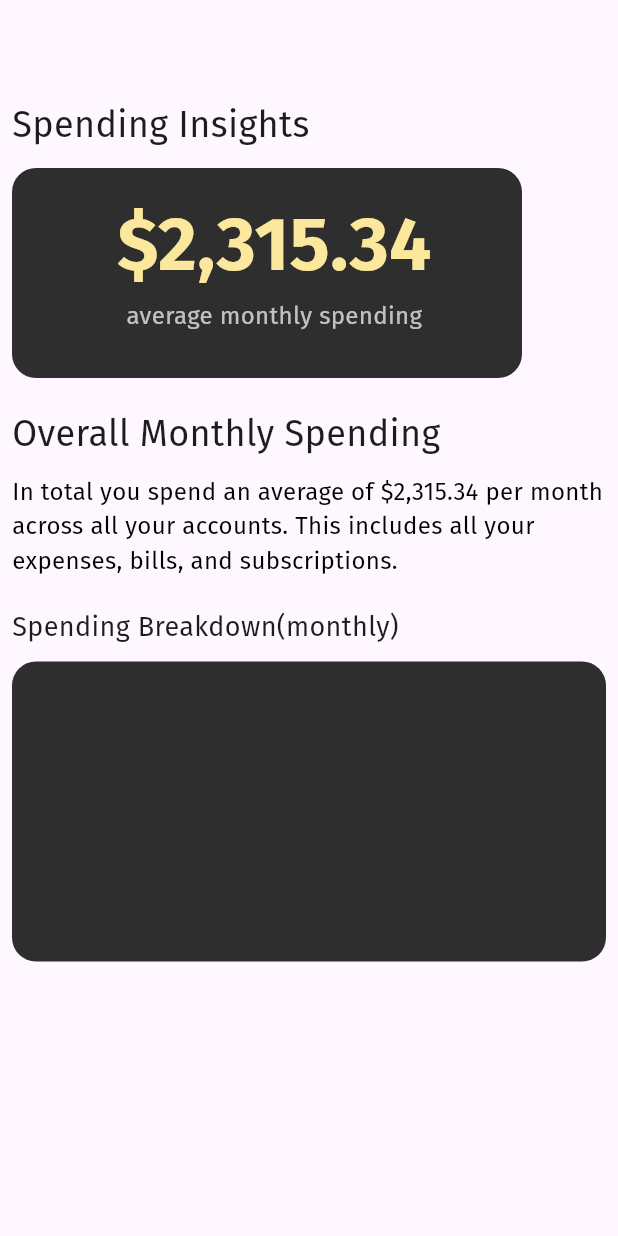
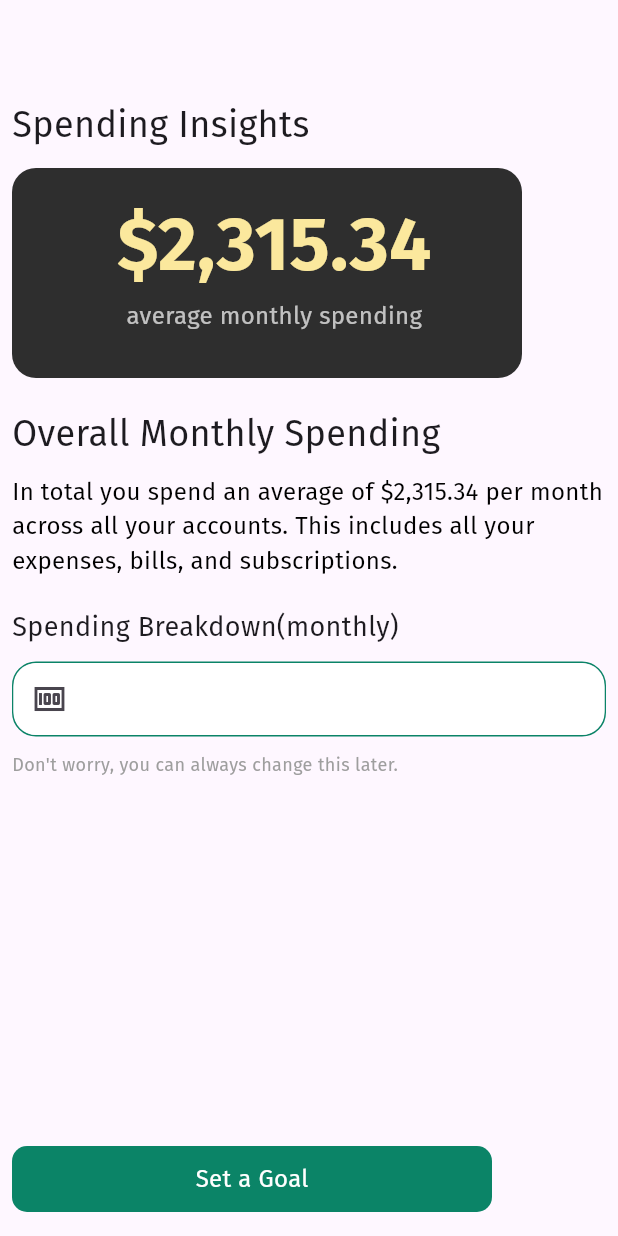
Before and after one commit to Jotham0505/finbase, a Flutter app: the Onboarding7Screen screen opened directly, on a phone screen of 412 x 824 dp. Run offline on Flutter 3.47's test engine with Material 3 defaults, Android fonts, the light colour scheme and no system bars; our stand-ins replace fl_chart; project files that could hold a hidden picture were left out.

Commit message:
onboarding 8

```diff
--- a/lib/main.dart
+++ b/lib/main.dart
@@ -4,6 +4,7 @@ import 'package:finbase/screens/onboarding/onboarding3_screen.dart';
 import 'package:finbase/screens/onboarding/onboarding4_screen.dart';
 import 'package:finbase/screens/onboarding/onboarding5_screen.dart';
 import 'package:finbase/screens/onboarding/onboarding7_screen.dart';
+import 'package:finbase/screens/onboarding/onboarding8_screen.dart';
 import 'package:finbase/screens/splash_screen.dart';
 import 'package:flutter/material.dart';
 
@@ -24,6 +25,6 @@ class MyApp extends StatelessWidget {
           colorScheme: ColorScheme.fromSeed(seedColor: Colors.deepPurple),
           useMaterial3: true,
         ),
-        home: Onboarding7Screen());
+        home: Onboarding1Screen());
   }
 }
--- a/lib/screens/onboarding/onboarding7_screen.dart
+++ b/lib/screens/onboarding/onboarding7_screen.dart
@@ -98,10 +98,57 @@ class Onboarding7Screen extends StatelessWidget {
           ),
           Container(
             width: double.infinity,
-            height: 200,
+            height: 50,
             decoration: BoxDecoration(
-              color: Color(0xff2E2E2E),
               borderRadius: BorderRadius.circular(16),
+              border: Border.all(color: Color(0xff0B8467)),
+            ),
+            child: TextField(
+              decoration: InputDecoration(
+                filled: true,
+                fillColor: Colors.white,
+                border: OutlineInputBorder(
+                  borderRadius: BorderRadius.circular(16),
+                  borderSide: BorderSide.none,
+                ),
+                prefixIcon: Icon(Icons.money_outlined),
+              ),
+            ),
+          ),
+          SizedBox(
+            height: 10,
+          ),
+          Text(
+            "Don't worry, you can always change this later.",
+            style: TextStyle(
+              fontFamily: "FiraSans",
+              fontSize: 12,
+              color: Colors.grey,
+            ),
+          ),
+          Spacer(),
+          GestureDetector(
+            onTap: () {
+              // nest screen i.e onboarding screen 2
+            },
+            child: Container(
+              height: 44,
+              width: 320,
+              decoration: BoxDecoration(
+                  color: Color(0xFF0B8467),
+                  borderRadius: BorderRadius.circular(10)),
+              child: Row(
+                mainAxisAlignment: MainAxisAlignment.center,
+                children: [
+                  Text(
+                    "Set a Goal",
+                    style: TextStyle(
+                        fontFamily: "FiraSans",
+                        color: Colors.white,
+                        fontSize: 16),
+                  ),
+                ],
+              ),
             ),
           ),
         ],
```
Also changed, not shown: lib/screens/onboarding/onboarding8_screen.dart (added, +33 -0 lines), assets/goal.png (added).
